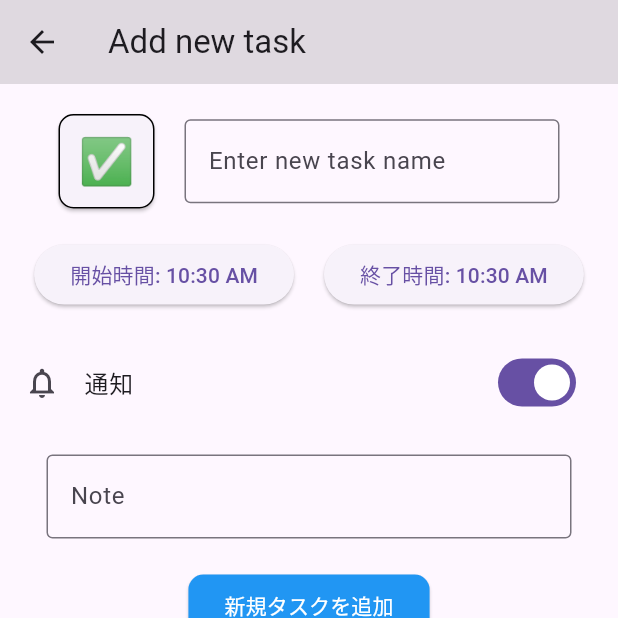
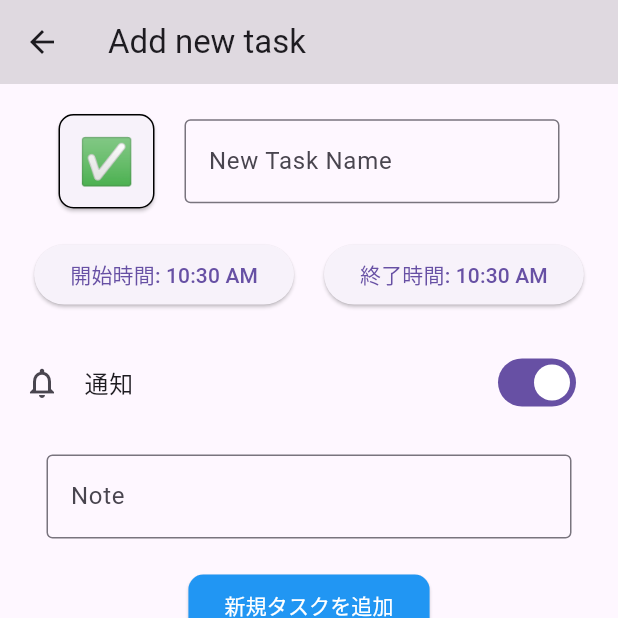
Before and after one commit to y-ma3/routine-app, a Flutter app: the InputForm screen opened directly, on a phone screen of 412 x 824 dp, the top half of it. Run offline on Flutter 3.47's test engine with Material 3 defaults, Android fonts, the phone set to English and light mode, and no system bars; missing offline and left inert: emoji_selector; generated files the repository leaves out were written again.

Commit message:
refactor: タスク名のテキストフィールドのコードを統合

```diff
--- a/lib/component/text_field.dart
+++ /dev/null
@@ -1,30 +0,0 @@
-import 'package:flutter/material.dart';
-
-class MyTextField extends StatefulWidget {
-  const MyTextField({super.key});
-
-  @override
-  // ignore: library_private_types_in_public_api, no_logic_in_create_state
-  _MyTextFieldState createState() => _MyTextFieldState();
-}
-
-class _MyTextFieldState extends State<MyTextField> {
-  final TextEditingController _controller = TextEditingController();
-
-  @override
-  void dispose() {
-    _controller.dispose();
-    super.dispose();
-  }
-
-  @override
-  Widget build(BuildContext context) {
-    return TextField(
-      controller: _controller,
-      decoration: const InputDecoration(
-        labelText: 'Enter new task name',
-        border: OutlineInputBorder(),
-      ),
-    );
-  }
-}
--- a/lib/view/input_form/input_form_view.dart
+++ b/lib/view/input_form/input_form_view.dart
@@ -1,6 +1,5 @@
 import 'package:flutter/material.dart';
 import 'package:flutter_gen/gen_l10n/app_localizations.dart';
-import 'package:routine_app/component/text_field.dart';
 import 'package:emoji_selector/emoji_selector.dart';
 
 class InputForm extends StatefulWidget {
@@ -12,10 +11,11 @@ class InputForm extends StatefulWidget {
 
 class InputFormState extends State<InputForm> {
   String selectedEmoji = "✅";
+  final TextEditingController _taskNameController = TextEditingController();
   TimeOfDay startTime = TimeOfDay.now();
   TimeOfDay endTime = TimeOfDay.now();
   bool _value = true;
-  final TextEditingController _controller = TextEditingController();
+  final TextEditingController _noteController = TextEditingController();
 
   @override
   Widget build(BuildContext context) {
@@ -68,9 +68,15 @@ class InputFormState extends State<InputForm> {
                   padding: EdgeInsets.all(10),
                 ),
                 // タスク名を入力するフィールド
-                const SizedBox(
+                SizedBox(
                   width: 250,
-                  child: MyTextField(),
+                  child: TextField(
+                    controller: _taskNameController,
+                    decoration: const InputDecoration(
+                      labelText: 'New Task Name',
+                      border: OutlineInputBorder(),
+                    ),
+                  ),
                 ),
               ],
             ),
@@ -159,12 +165,11 @@ class InputFormState extends State<InputForm> {
             SizedBox(
               width: 350,
               child: TextField(
-                controller: _controller,
+                controller: _noteController,
                 decoration: const InputDecoration(
                   labelText: 'Note',
                   border: OutlineInputBorder(),
                 ),
-                maxLines: null,
               ),
             ),
             const Padding(
```
